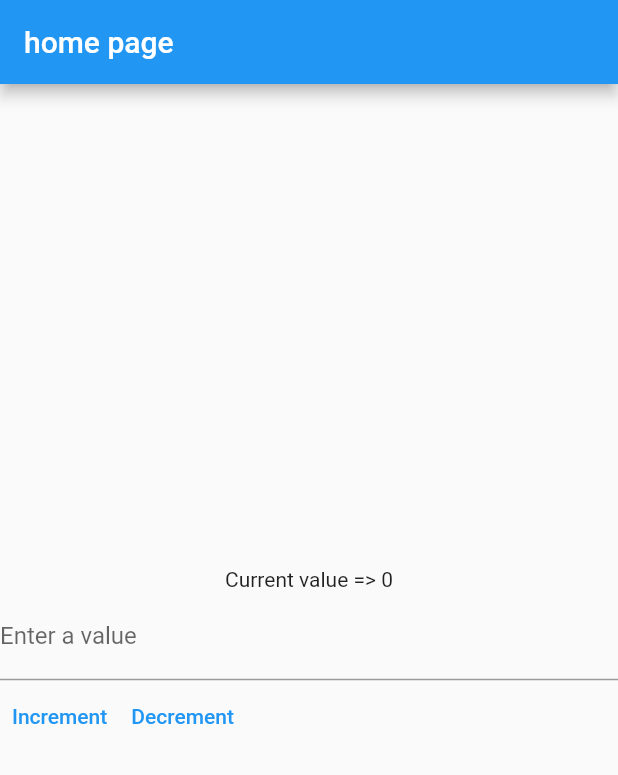
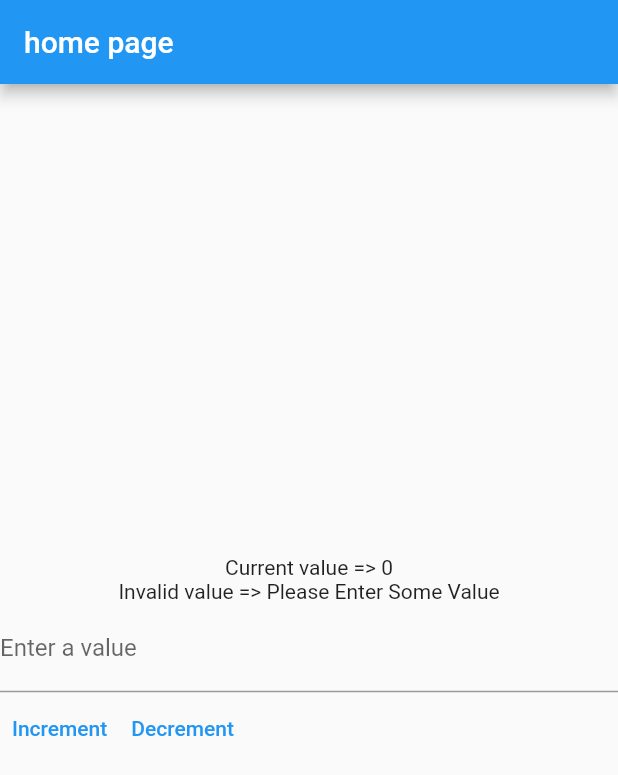
Before and after one commit to santosh565/bloc_intro, a Flutter app: the screen it shows after launch, after a tap on "Increment", on a phone screen of 412 x 824 dp. Shown: the top 775 px of the screen. Run offline on Flutter 3.47's test engine with Material 2 defaults, Android fonts, the light colour scheme and no system bars; our stand-ins replace bloc, flutter_bloc.

Commit message:
refactor bloc

```diff
--- /dev/null
+++ b/lib/bloc/counter_bloc.dart
@@ -0,0 +1,34 @@
+import 'package:bloc/bloc.dart';
+import 'package:flutter/foundation.dart';
+
+part 'counter_event.dart';
+part 'counter_state.dart';
+
+class CounterBloc extends Bloc<CounterEvent, CounterState> {
+  CounterBloc() : super(const CounterStateValid(0)) {
+    on<CounterEventIncrement>((event, emit) {
+      final integer = int.tryParse(event.value);
+      if (integer == null) {
+        emit(CounterStateInvalid(
+          invalidValue:
+              event.value.isNotEmpty ? event.value : 'Please Enter Some Value',
+          previousValue: state.value,
+        ));
+      } else {
+        emit(CounterStateValid(integer + state.value));
+      }
+    });
+
+    on<CounterEventDecrement>((event, emit) {
+      final integer = int.tryParse(event.value);
+      if (integer == null) {
+        emit(CounterStateInvalid(
+          invalidValue: event.value.isNotEmpty ? event.value : 'Please Enter Some Value',
+          previousValue: state.value,
+        ));
+      } else {
+        emit(CounterStateValid(state.value - integer));
+      }
+    });
+  }
+}
--- /dev/null
+++ b/lib/bloc/counter_event.dart
@@ -0,0 +1,15 @@
+part of 'counter_bloc.dart';
+
+@immutable
+abstract class CounterEvent {
+  final String value;
+  const CounterEvent(this.value);
+}
+
+class CounterEventIncrement extends CounterEvent {
+  const CounterEventIncrement(String value) : super(value);
+}
+
+class CounterEventDecrement extends CounterEvent {
+  const CounterEventDecrement(String value) : super(value);
+}
--- /dev/null
+++ b/lib/bloc/counter_state.dart
@@ -0,0 +1,19 @@
+part of 'counter_bloc.dart';
+
+@immutable
+abstract class CounterState {
+  final int value;
+  const CounterState(this.value);
+}
+
+class CounterStateValid extends CounterState {
+  const CounterStateValid(int value) : super(value);
+}
+
+class CounterStateInvalid extends CounterState {
+  final String invalidValue;
+  const CounterStateInvalid({
+    required this.invalidValue,
+    required int previousValue,
+  }) : super(previousValue);
+}
--- a/lib/main.dart
+++ b/lib/main.dart
@@ -1,5 +1,7 @@
 import 'package:flutter/material.dart';
 import 'package:flutter_bloc/flutter_bloc.dart';
+
+import 'bloc/counter_bloc.dart';
 
 void main() {
   runApp(const MyApp());
@@ -56,8 +58,9 @@
             _controller.clear();
           },
           builder: (context, state) {
-            final invalidValue =
-                (state is CounterStateInvalid) ? state.invalidValue : '';
+            final invalidValue = (state is CounterStateInvalid)
+                ? state.invalidValue
+                : 'Please Enter Some Number';
 
             return Center(
               child: Column(
@@ -67,7 +70,7 @@
                   Text('Current value => ${state.value}'),
                   Visibility(
                       child: Text('Invalid value => $invalidValue'),
-                      visible: invalidValue.isNotEmpty),
+                      visible: state is CounterStateInvalid),
                   TextField(
                     controller: _controller,
                     decoration: const InputDecoration(
@@ -89,7 +92,7 @@
                         child: const Text('Decrement'),
                         onPressed: () {
                           context
-                              .read()
+                              .read<CounterBloc>()
                               .add(CounterEventDecrement(_controller.text));
                         },
                       ),
@@ -104,64 +107,3 @@
     );
   }
 }
-
-@immutable
-abstract class CounterState {
-  final int value;
-  const CounterState(this.value);
-}
-
-class CounterStateValid extends CounterState {
-  const CounterStateValid(int value) : super(value);
-}
-
-class CounterStateInvalid extends CounterState {
-  final String invalidValue;
-  const CounterStateInvalid({
-    required this.invalidValue,
-    required int previousValue,
-  }) : super(previousValue);
-}
-
-@immutable
-abstract class CounterEvent {
-  final String value;
-  const CounterEvent(this.value);
-}
-
-class CounterEventIncrement extends CounterEvent {
-  const CounterEventIncrement(String value) : super(value);
-}
-
-class CounterEventDecrement extends CounterEvent {
-  const CounterEventDecrement(String value) : super(value);
-}
-
-class CounterBloc extends Bloc<CounterEvent, CounterState> {
-  CounterBloc() : super(const CounterStateValid(0))
-   {
-    on<CounterEventIncrement>((event, emit) {
-      final integer = int.tryParse(event.value);
-      if (integer == null) {
-        emit(CounterStateInvalid(
-          invalidValue: event.value,
-          previousValue: state.value,
-        ));
-      } else {
-        emit(CounterStateValid(integer + state.value));
-      }
-    });
-
-    on<CounterEventDecrement>((event, emit) {
-      final integer = int.tryParse(event.value);
-      if (integer == null) {
-        emit(CounterStateInvalid(
-          invalidValue: event.value,
-          previousValue: state.value,
-        ));
-      } else {
-        emit(CounterStateValid(state.value - integer));
-      }
-    });
-  }
-}
```
